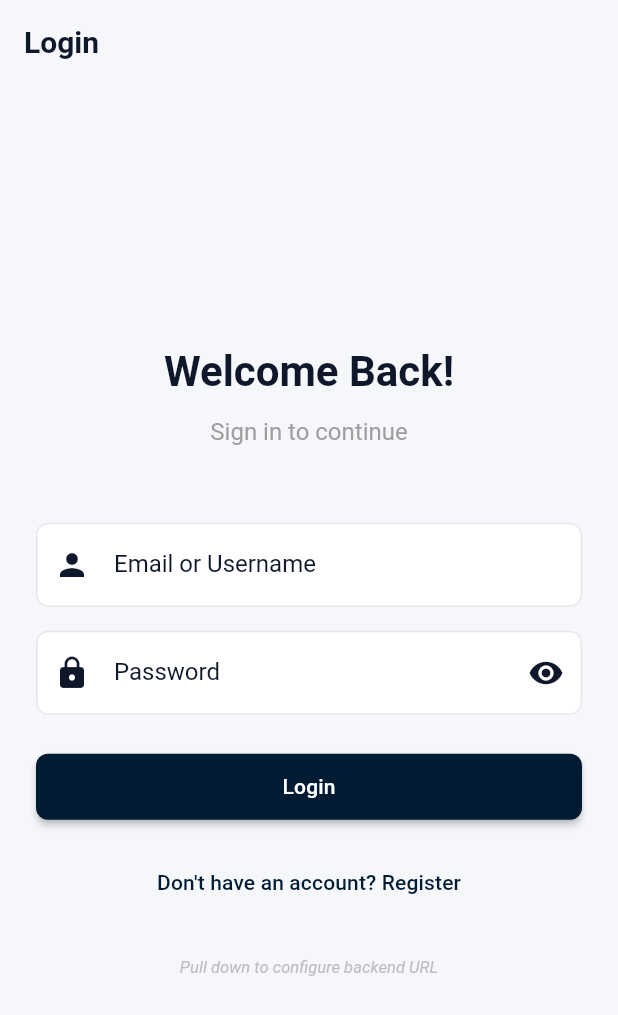
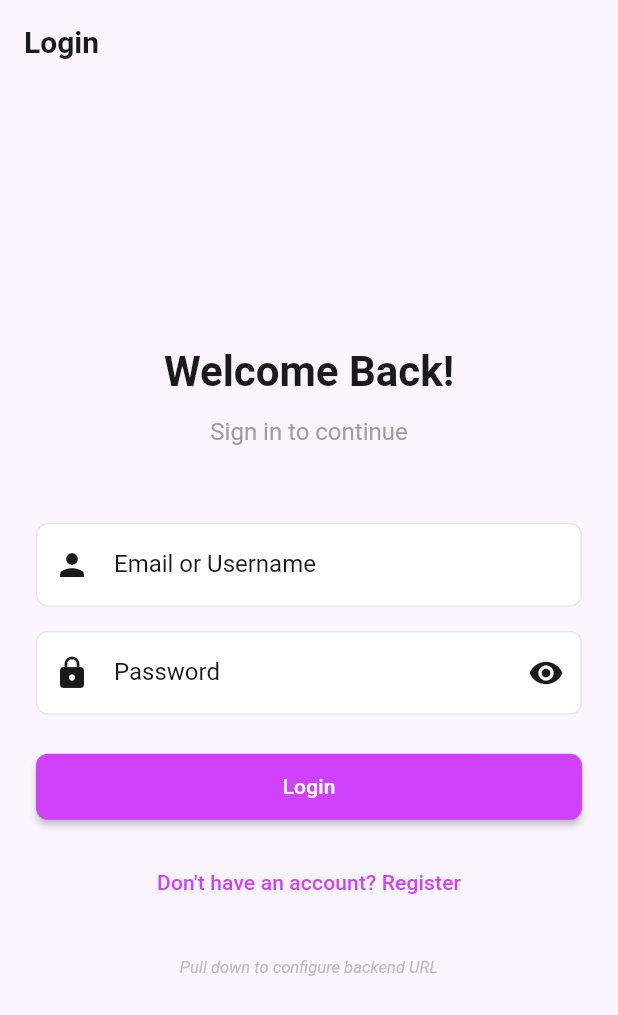
Before and after one commit to bogdan-velicu/MeetUp, a Flutter app: the screen it shows after launch, on a phone screen of 412 x 824 dp. Shown: the top 1015 px of the screen. Run offline on Flutter 3.47's test engine with Material 3 defaults, Android fonts, the light colour scheme and no system bars; our stand-ins replace dio, firebase_core, firebase_messaging, flutter_dotenv, flutter_local_notifications, geocoding and 3 more; missing offline and left inert: shake; accounts and stored records are empty.

Commit message:
feat(assets): update app icons and theme colors for enhanced branding
- Replace existing app icons across multiple resolutions with new designs.
- Update app theme colors to reflect the new branding derived from the app icon.
- Adjust text styles and gradients in the theme for improved visual consistency.

```diff
--- a/mobile/lib/core/theme/app_theme.dart
+++ b/mobile/lib/core/theme/app_theme.dart
@@ -1,33 +1,39 @@
 import 'package:flutter/material.dart';
 
 class AppTheme {
-  // Colors extracted from meetup_logo.png
-  // Primary: Dark Navy Blue from logo (#001830, #001B32, #00273B)
-  static const Color primaryColor = Color(0xFF001B32); // Main brand color - Dark Navy
-  static const Color primaryDark = Color(0xFF001830); // Darker variant
-  static const Color primaryLight = Color(0xFF00273B); // Lighter variant
-  static const Color secondaryColor = Color(0xFF3A5271); // Blue-gray from average
-  static const Color accentColor = Color(0xFF4A90E2); // Bright blue accent
+  // Colors extracted from app icon (AppIcons.zip)
+  // Primary: Vibrant Purple/Magenta from app icon (#D041FC)
+  static const Color primaryColor = Color(0xFFD041FC); // Main brand color - Vibrant Purple
+  static const Color primaryDark = Color(0xFF9C30BD); // Darker variant
+  static const Color primaryLight = Color(0xFFDE7AFC); // Lighter/pastel variant
+  static const Color secondaryColor = Color(0xFF9134FF); // Blue-purple mix
+  static const Color accentColor = Color(0xFFE43DFF); // Bright purple accent
   static const Color successColor = Color(0xFF10B981); // Green
   static const Color errorColor = Color(0xFFEF4444); // Red
   static const Color warningColor = Color(0xFFF59E0B); // Orange
-  static const Color backgroundColor = Color(0xFFF5F7FA); // Light gray
+  static const Color backgroundColor = Color(0xFFFAF5FF); // Very light purple tint
   static const Color surfaceColor = Colors.white;
-  static const Color textPrimary = Color(0xFF0F172A); // Darker text for better contrast
-  static const Color textSecondary = Color(0xFF64748B); // Better contrast gray
-  static const Color textTertiary = Color(0xFF94A3B8); // Lighter gray for hints
+  static const Color textPrimary = Color(0xFF1A1A1A); // Dark text for excellent contrast
+  static const Color textSecondary = Color(0xFF6B7280); // Medium gray for secondary text
+  static const Color textTertiary = Color(0xFF9CA3AF); // Lighter gray for hints
 
-  // Gradient colors
+  // Gradient colors - Beautiful purple gradients
   static const LinearGradient primaryGradient = LinearGradient(
     begin: Alignment.topLeft,
     end: Alignment.bottomRight,
-    colors: [primaryColor, primaryLight, secondaryColor],
+    colors: [primaryColor, accentColor, secondaryColor],
   );
 
   static const LinearGradient accentGradient = LinearGradient(
     begin: Alignment.topLeft,
     end: Alignment.bottomRight,
-    colors: [accentColor, Color(0xFF5BA3F5)],
+    colors: [primaryLight, primaryColor, accentColor],
+  );
+
+  static const LinearGradient subtleGradient = LinearGradient(
+    begin: Alignment.topCenter,
+    end: Alignment.bottomCenter,
+    colors: [Color(0xFFFFFFFF), Color(0xFFFAF5FF)],
   );
 
   // Light Theme
@@ -97,18 +103,18 @@ class AppTheme {
       ),
     ),
     textTheme: const TextTheme(
-      displayLarge: TextStyle(color: textPrimary, fontSize: 32, fontWeight: FontWeight.bold, letterSpacing: -0.5),
-      displayMedium: TextStyle(color: textPrimary, fontSize: 28, fontWeight: FontWeight.bold, letterSpacing: -0.5),
-      displaySmall: TextStyle(color: textPrimary, fontSize: 24, fontWeight: FontWeight.bold, letterSpacing: -0.3),
-      headlineMedium: TextStyle(color: textPrimary, fontSize: 20, fontWeight: FontWeight.w600, letterSpacing: -0.2),
-      titleLarge: TextStyle(color: textPrimary, fontSize: 18, fontWeight: FontWeight.w600, letterSpacing: 0),
-      titleMedium: TextStyle(color: textPrimary, fontSize: 16, fontWeight: FontWeight.w600, letterSpacing: 0),
+      displayLarge: TextStyle(color: textPrimary, fontSize: 32, fontWeight: FontWeight.bold, letterSpacing: -0.5, height: 1.2),
+      displayMedium: TextStyle(color: textPrimary, fontSize: 28, fontWeight: FontWeight.bold, letterSpacing: -0.5, height: 1.2),
+      displaySmall: TextStyle(color: textPrimary, fontSize: 24, fontWeight: FontWeight.bold, letterSpacing: -0.3, height: 1.3),
+      headlineMedium: TextStyle(color: textPrimary, fontSize: 20, fontWeight: FontWeight.w600, letterSpacing: -0.2, height: 1.3),
+      titleLarge: TextStyle(color: textPrimary, fontSize: 18, fontWeight: FontWeight.w600, letterSpacing: 0, height: 1.4),
+      titleMedium: TextStyle(color: textPrimary, fontSize: 16, fontWeight: FontWeight.w600, letterSpacing: 0, height: 1.4),
       bodyLarge: TextStyle(color: textPrimary, fontSize: 16, height: 1.5, letterSpacing: 0),
       bodyMedium: TextStyle(color: textPrimary, fontSize: 14, height: 1.5, letterSpacing: 0),
       bodySmall: TextStyle(color: textSecondary, fontSize: 12, height: 1.4, letterSpacing: 0),
-      labelLarge: TextStyle(color: textPrimary, fontSize: 14, fontWeight: FontWeight.w500, letterSpacing: 0.1),
-      labelMedium: TextStyle(color: textSecondary, fontSize: 12, fontWeight: FontWeight.w500, letterSpacing: 0.1),
-      labelSmall: TextStyle(color: textTertiary, fontSize: 11, fontWeight: FontWeight.w500, letterSpacing: 0.1),
+      labelLarge: TextStyle(color: textPrimary, fontSize: 14, fontWeight: FontWeight.w500, letterSpacing: 0.1, height: 1.4),
+      labelMedium: TextStyle(color: textSecondary, fontSize: 12, fontWeight: FontWeight.w500, letterSpacing: 0.1, height: 1.4),
+      labelSmall: TextStyle(color: textTertiary, fontSize: 11, fontWeight: FontWeight.w500, letterSpacing: 0.1, height: 1.4),
     ),
   );
 }
```
Also changed, not shown: 17 other files.
